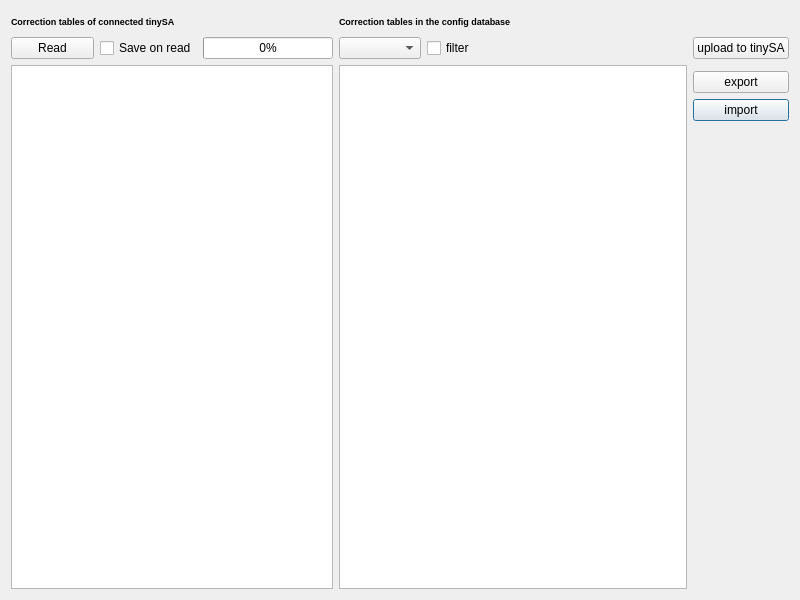
This is src/offset.ui in g4ixt/QtTinySA as Qt 5 draws it before an edit. The edited form follows.
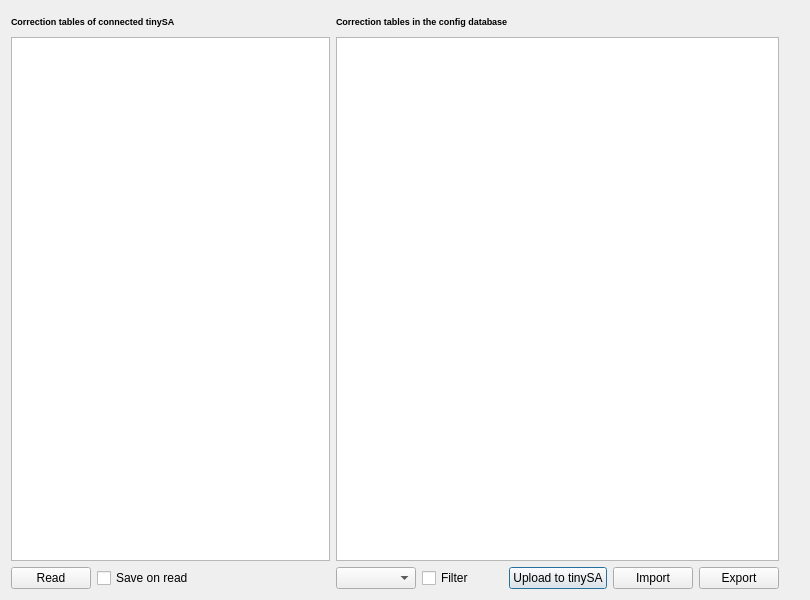
This is the edited form.

What changed in the file:
```diff
--- a/src/offset.ui
+++ b/src/offset.ui
@@ -6,7 +6,7 @@
    <rect>
     <x>0</x>
     <y>0</y>
-    <width>800</width>
+    <width>810</width>
     <height>600</height>
    </rect>
   </property>
@@ -16,19 +16,9 @@
   <layout class="QGridLayout" name="gridLayout_2">
    <item row="0" column="0">
     <layout class="QGridLayout" name="gridLayout">
-     <item row="2" column="3" rowspan="4" colspan="4">
-      <widget class="QTableView" name="c_table">
+     <item row="3" column="5">
+      <widget class="QPushButton" name="upload_button">
        <property name="sizePolicy">
-        <sizepolicy hsizetype="Expanding" vsizetype="Expanding">
-         <horstretch>0</horstretch>
-         <verstretch>0</verstretch>
-        </sizepolicy>
-       </property>
-      </widget>
-     </item>
-     <item row="1" column="1">
-      <widget class="QCheckBox" name="save_box">
-       <property name="sizePolicy">
         <sizepolicy hsizetype="Minimum" vsizetype="Fixed">
          <horstretch>0</horstretch>
          <verstretch>0</verstretch>
@@ -38,39 +28,7 @@
         <string>Save tables to config database</string>
        </property>
        <property name="text">
-        <string>Save on read</string>
-       </property>
-      </widget>
-     </item>
-     <item row="4" column="7">
-      <widget class="QPushButton" name="import_button">
-       <property name="sizePolicy">
-        <sizepolicy hsizetype="Minimum" vsizetype="Fixed">
-         <horstretch>0</horstretch>
-         <verstretch>0</verstretch>
-        </sizepolicy>
-       </property>
-       <property name="text">
-        <string>import</string>
-       </property>
-      </widget>
-     </item>
-     <item row="1" column="4">
-      <widget class="QCheckBox" name="filter_box">
-       <property name="sizePolicy">
-        <sizepolicy hsizetype="Minimum" vsizetype="Fixed">
-         <horstretch>0</horstretch>
-         <verstretch>0</verstretch>
-        </sizepolicy>
-       </property>
-       <property name="toolTip">
-        <string>Filter by correction mode</string>
-       </property>
-       <property name="text">
-        <string>filter</string>
-       </property>
-       <property name="checked">
-        <bool>false</bool>
+        <string>Upload to tinySA</string>
        </property>
       </widget>
      </item>
@@ -88,7 +46,7 @@
        </property>
       </widget>
      </item>
-     <item row="2" column="0" rowspan="4" colspan="3">
+     <item row="1" column="0" rowspan="2" colspan="3">
       <widget class="QTableWidget" name="tsa_table">
        <property name="enabled">
         <bool>true</bool>
@@ -104,20 +62,55 @@
        </property>
       </widget>
      </item>
-     <item row="1" column="2">
-      <widget class="QProgressBar" name="read_progress">
+     <item row="3" column="7">
+      <widget class="QPushButton" name="export_button">
        <property name="sizePolicy">
         <sizepolicy hsizetype="Minimum" vsizetype="Fixed">
          <horstretch>0</horstretch>
          <verstretch>0</verstretch>
         </sizepolicy>
        </property>
-       <property name="value">
-        <number>0</number>
+       <property name="text">
+        <string>Export</string>
        </property>
       </widget>
      </item>
-     <item row="1" column="3">
+     <item row="3" column="1">
+      <widget class="QCheckBox" name="save_box">
+       <property name="sizePolicy">
+        <sizepolicy hsizetype="Minimum" vsizetype="Fixed">
+         <horstretch>0</horstretch>
+         <verstretch>0</verstretch>
+        </sizepolicy>
+       </property>
+       <property name="toolTip">
+        <string>Save tables to config database</string>
+       </property>
+       <property name="text">
+        <string>Save on read</string>
+       </property>
+      </widget>
+     </item>
+     <item row="3" column="4">
+      <widget class="QCheckBox" name="filter_box">
+       <property name="sizePolicy">
+        <sizepolicy hsizetype="Minimum" vsizetype="Fixed">
+         <horstretch>0</horstretch>
+         <verstretch>0</verstretch>
+        </sizepolicy>
+       </property>
+       <property name="toolTip">
+        <string>Filter by correction mode</string>
+       </property>
+       <property name="text">
+        <string>Filter</string>
+       </property>
+       <property name="checked">
+        <bool>false</bool>
+       </property>
+      </widget>
+     </item>
+     <item row="3" column="3">
       <widget class="QComboBox" name="correction_mode">
        <property name="sizePolicy">
         <sizepolicy hsizetype="Minimum" vsizetype="Fixed">
@@ -130,6 +123,16 @@
        </property>
       </widget>
      </item>
+     <item row="1" column="3" rowspan="2" colspan="5">
+      <widget class="QTableView" name="c_table">
+       <property name="sizePolicy">
+        <sizepolicy hsizetype="Expanding" vsizetype="Expanding">
+         <horstretch>0</horstretch>
+         <verstretch>0</verstretch>
+        </sizepolicy>
+       </property>
+      </widget>
+     </item>
      <item row="0" column="3" colspan="3">
       <widget class="QLabel" name="label_2">
        <property name="font">
@@ -160,8 +163,8 @@
        </property>
       </spacer>
      </item>
-     <item row="3" column="7">
-      <widget class="QPushButton" name="export_button">
+     <item row="3" column="6">
+      <widget class="QPushButton" name="import_button">
        <property name="sizePolicy">
         <sizepolicy hsizetype="Minimum" vsizetype="Fixed">
          <horstretch>0</horstretch>
@@ -169,24 +172,11 @@
         </sizepolicy>
        </property>
        <property name="text">
-        <string>export</string>
+        <string>Import</string>
        </property>
       </widget>
      </item>
-     <item row="1" column="7">
-      <widget class="QPushButton" name="upload_button">
-       <property name="sizePolicy">
-        <sizepolicy hsizetype="Minimum" vsizetype="Fixed">
-         <horstretch>0</horstretch>
-         <verstretch>0</verstretch>
-        </sizepolicy>
-       </property>
-       <property name="text">
-        <string>upload to tinySA</string>
-       </property>
-      </widget>
-     </item>
-     <item row="1" column="0">
+     <item row="3" column="0">
       <widget class="QPushButton" name="read_button">
        <property name="sizePolicy">
         <sizepolicy hsizetype="Minimum" vsizetype="Fixed">
@@ -202,7 +192,7 @@
        </property>
       </widget>
      </item>
-     <item row="5" column="7">
+     <item row="2" column="8">
       <spacer name="verticalSpacer">
        <property name="orientation">
         <enum>Qt::Vertical</enum>
```
Left out of the diff: 3 changed lines with no effect on the pictures.
